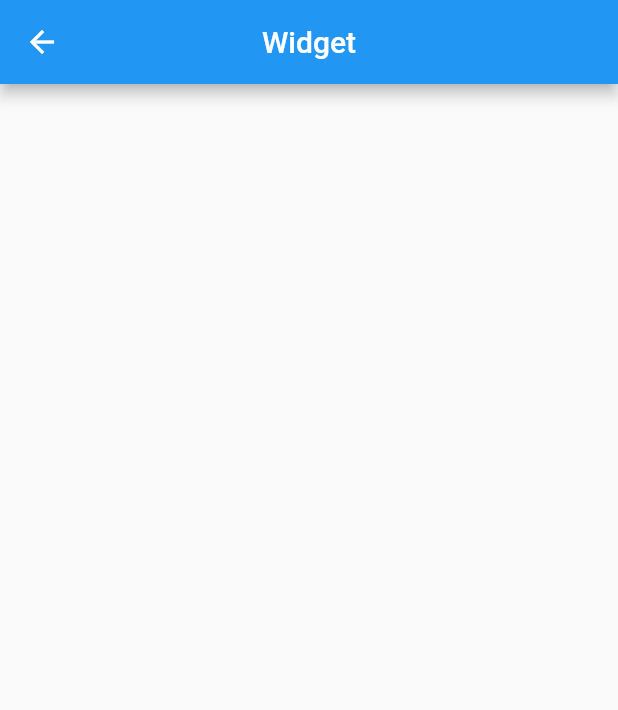
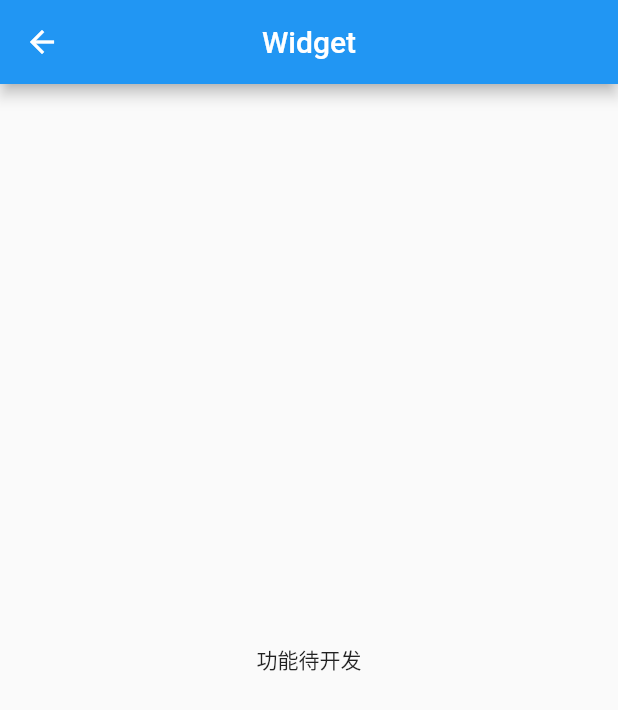
Before and after one commit to hello-coder-xu/flutter_scroll, a Flutter app: the AnchorPage screen opened by its route, on a phone screen of 412 x 824 dp. Shown: the top 710 px of the screen. Run offline on Flutter 3.47's test engine with Material 2 defaults, Android fonts, the phone set to English and light mode, and no system bars; our stand-ins replace flutter_screenutil, get.

Commit message:
新增部分页面

```diff
--- a/lib/page/anchor/view.dart
+++ b/lib/page/anchor/view.dart
@@ -16,6 +16,9 @@ class AnchorPage extends StatelessWidget {
         title: Text(toString()),
         centerTitle: true,
       ),
+      body: const Center(
+        child: Text('功能待开发'),
+      ),
     );
   }
 }
--- a/lib/page/more_type_list/view.dart
+++ b/lib/page/more_type_list/view.dart
@@ -16,6 +16,9 @@ class MoreTypeListPage extends StatelessWidget {
         title: Text(toString()),
         centerTitle: true,
       ),
+      body: const Center(
+        child: Text('功能待开发'),
+      ),
     );
   }
 }
--- a/lib/page/page_view_load_more/view.dart
+++ b/lib/page/page_view_load_more/view.dart
@@ -16,6 +16,9 @@ class PageViewLoadMorePage extends StatelessWidget {
         title: Text(toString()),
         centerTitle: true,
       ),
+      body: const Center(
+        child: Text('功能待开发'),
+      ),
     );
   }
 }
--- a/lib/page/refresh/view.dart
+++ b/lib/page/refresh/view.dart
@@ -16,6 +16,9 @@ class RefreshPage extends StatelessWidget {
         title: Text(toString()),
         centerTitle: true,
       ),
+      body: const Center(
+        child: Text('功能待开发'),
+      ),
     );
   }
 }
```
